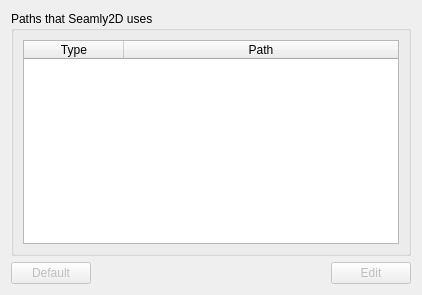
The window that src/app/seamly2d/dialogs/configpages/preferencespathpage.ui (FashionFreedom/Seamly2D) describes before a commit, drawn with Qt 5.
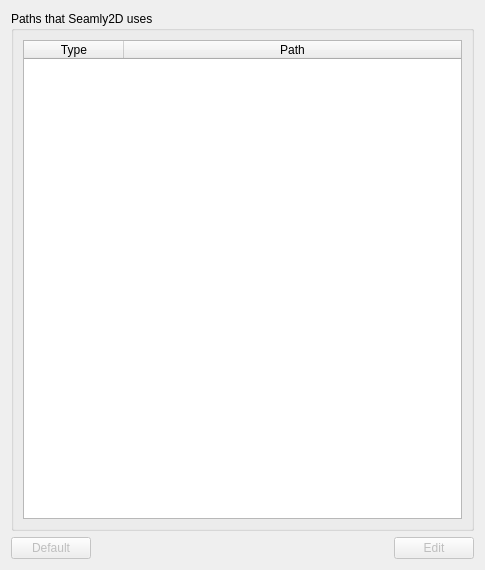
The same window after the commit.

```diff
--- a/src/app/seamly2d/dialogs/configpages/preferencespathpage.ui
+++ b/src/app/seamly2d/dialogs/configpages/preferencespathpage.ui
@@ -6,10 +6,22 @@
    <rect>
     <x>0</x>
     <y>0</y>
-    <width>422</width>
-    <height>295</height>
+    <width>485</width>
+    <height>570</height>
    </rect>
   </property>
+  <property name="minimumSize">
+   <size>
+    <width>485</width>
+    <height>570</height>
+   </size>
+  </property>
+  <property name="maximumSize">
+   <size>
+    <width>485</width>
+    <height>570</height>
+   </size>
+  </property>
   <property name="windowTitle">
    <string notr="true">Path</string>
   </property>
```
